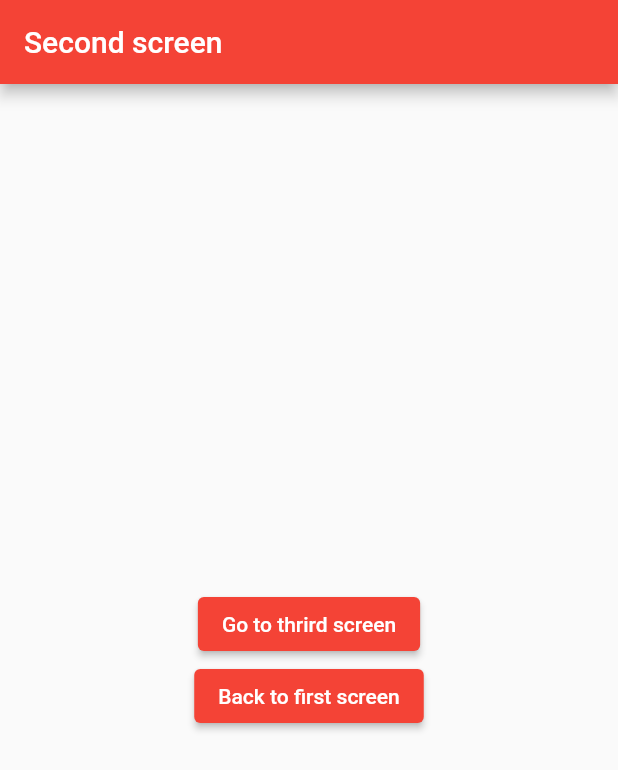
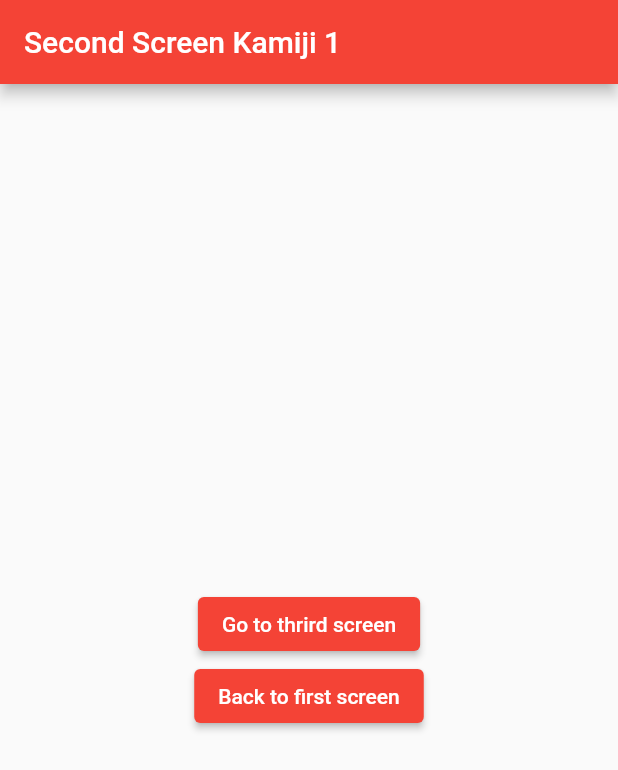
Before and after one commit to kamijidias/Flutter-Projects, a Flutter app: the screen it shows after launch, after a tap on "Go to second screen", on a phone screen of 412 x 824 dp. Shown: the top 770 px of the screen. Run offline on Flutter 3.47's test engine with Material 2 defaults, Android fonts, the phone set to English and light mode, and no system bars.

Commit message:
Passando parametros em rotas nomeadas em flutter

```diff
--- a/screens/lib/main.dart
+++ b/screens/lib/main.dart
@@ -1,7 +1,14 @@
 import 'package:flutter/material.dart';
 
 void main() {
-  runApp(MyApp());
+  runApp(const MyApp());
+}
+
+class Arguments {
+  final int id;
+  final String name;
+
+  Arguments(this.id, this.name);
 }
 
 class MyApp extends StatelessWidget {
@@ -13,7 +20,7 @@ class MyApp extends StatelessWidget {
       initialRoute: '/',
       routes: {
         '/': (context) => const FirstScreen(),
-        '/secondScreen': (context) => const SecondScreen(),
+        SecondScreen.routeName: (context) => const SecondScreen(),
         '/thirdScreen': (context) => const ThirdScreen(),
       },
     );
@@ -25,6 +32,7 @@ class FirstScreen extends StatelessWidget {
 
   @override
   Widget build(BuildContext context) {
+    int value = 1;
     return MaterialApp(
       home: Scaffold(
         appBar: AppBar(
@@ -33,8 +41,12 @@ class FirstScreen extends StatelessWidget {
         body: Center(
           child: ElevatedButton(
             onPressed: () {
-              Navigator.pushNamed(context, '/secondScreen');
-
+              Navigator.pushNamed(
+                context,
+                '/secondScreen',
+                arguments: Arguments(value, 'Kamiji $value'),
+              );
+              value++;
               // Navigator.push(
               //   context,
               //   MaterialPageRoute(
@@ -53,14 +65,18 @@ class FirstScreen extends StatelessWidget {
 }
 
 class SecondScreen extends StatelessWidget {
-  const SecondScreen({super.key});
+  const SecondScreen({Key? key}) : super(key: key);
+
+  static const routeName = '/secondScreen';
 
   @override
   Widget build(BuildContext context) {
+    final arguments = ModalRoute.of(context)?.settings.arguments as Arguments;
+
     return MaterialApp(
       home: Scaffold(
         appBar: AppBar(
-          title: const Text('Second screen'),
+          title: Text('Second Screen ${arguments.name}'),
           backgroundColor: Colors.red,
         ),
         body: Center(
@@ -69,7 +85,10 @@ class SecondScreen extends StatelessWidget {
             children: [
               ElevatedButton(
                 onPressed: () {
-                  Navigator.pushNamed(context, '/thirdScreen');
+                  Navigator.pushNamed(
+                    context,
+                    '/thirdScreen',
+                  );
                 },
                 style: ButtonStyle(
                   backgroundColor: MaterialStateProperty.all<Color>(Colors.red),
```
